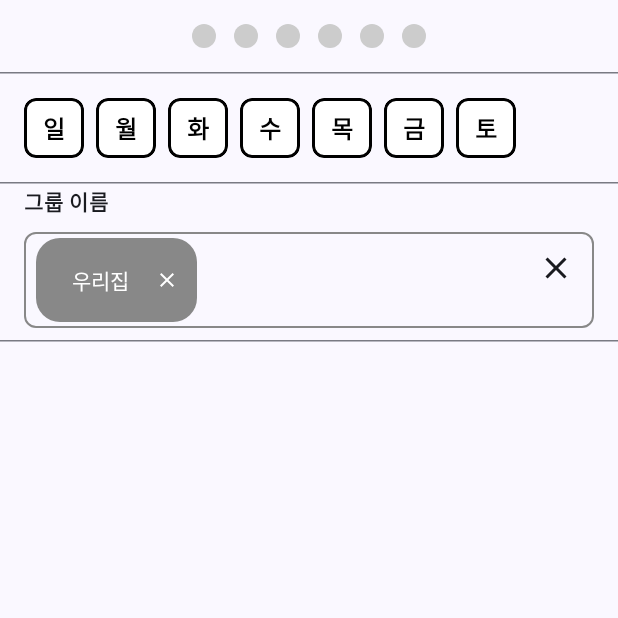
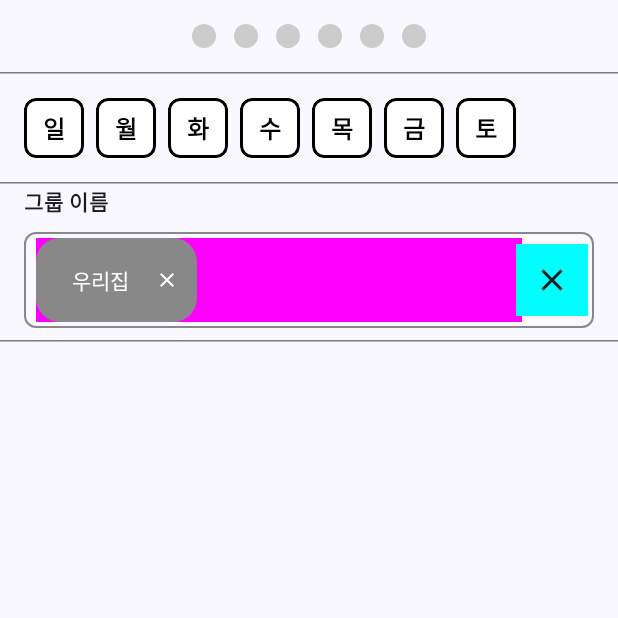
Before and after one commit to BWooRam/ComposeLayoutTest, an Android app built with Jetpack Compose: the screen it shows after launch (CustomUiTestActivity), after a tap on "우리집", on a phone screen of 412 x 824 dp, the top half of it. Run offline under Robolectric (Android 15) with nearby library versions, the phone set to English and light mode, and no system bars.

Commit message:
테스트 UI 추가

```diff
--- a/app/src/main/java/com/hyundaiht/composelayouttest/CustomUiTestActivity.kt
+++ b/app/src/main/java/com/hyundaiht/composelayouttest/CustomUiTestActivity.kt
@@ -37,6 +37,8 @@ class CustomUiTestActivity : ComponentActivity() {
                             .padding(innerPadding)
                             .verticalScroll(state)
                     ) {
+                        //테스트 필요 - 회전, 생명주기 등..
+
                         //비밀번호 입력 UI
                         var rememberPassword by remember { mutableStateOf("") }
                         PasswordDotsInputField(
--- a/app/src/main/java/com/hyundaiht/composelayouttest/ui/Tag.kt
+++ b/app/src/main/java/com/hyundaiht/composelayouttest/ui/Tag.kt
@@ -9,13 +9,16 @@ import androidx.compose.foundation.layout.Box
 import androidx.compose.foundation.layout.Column
 import androidx.compose.foundation.layout.ExperimentalLayoutApi
 import androidx.compose.foundation.layout.FlowRow
+import androidx.compose.foundation.layout.IntrinsicSize
 import androidx.compose.foundation.layout.Row
 import androidx.compose.foundation.layout.Spacer
+import androidx.compose.foundation.layout.defaultMinSize
 import androidx.compose.foundation.layout.fillMaxSize
 import androidx.compose.foundation.layout.fillMaxWidth
 import androidx.compose.foundation.layout.height
 import androidx.compose.foundation.layout.padding
 import androidx.compose.foundation.layout.size
+import androidx.compose.foundation.layout.width
 import androidx.compose.foundation.layout.wrapContentHeight
 import androidx.compose.foundation.shape.RoundedCornerShape
 import androidx.compose.foundation.text.BasicTextField
@@ -37,6 +40,7 @@ import androidx.compose.ui.graphics.Color
 import androidx.compose.ui.text.font.FontWeight
 import androidx.compose.ui.text.input.ImeAction
 import androidx.compose.ui.tooling.preview.Preview
+import androidx.compose.ui.unit.TextUnit
 import androidx.compose.ui.unit.dp
 import androidx.compose.ui.unit.sp
 
@@ -47,6 +51,8 @@ fun TagInputField(
     onCreatedTag: (String) -> Unit,
     onRemoveTag: (String) -> Unit,
     onClearTag: () -> Unit,
+    tagMaxSize: Int = 3,
+    tagMaxLength: Int = 20
 ) {
     var text by remember { mutableStateOf("") }
 
@@ -56,10 +62,6 @@ fun TagInputField(
             .fillMaxWidth()
             .wrapContentHeight()
     ) {
-        Text(text = "그룹 이름", fontWeight = FontWeight.Bold, fontSize = 14.sp)
-
-        Spacer(modifier = Modifier.height(8.dp))
-
         Box(
             modifier = Modifier
                 .border(1.dp, Color.Gray, RoundedCornerShape(8.dp))
@@ -74,9 +76,11 @@ fun TagInputField(
                 // 태그 리스트 (Chip 형태)
                 FlowRow(
                     modifier = Modifier
-                        .fillMaxWidth(0.9f)
+                        .weight(1f)
+                        .defaultMinSize(minHeight = 40.dp)
                         .wrapContentHeight()
-                        .align(Alignment.CenterVertically),
+                        .align(Alignment.CenterVertically)
+                        .background(Color.Magenta),
                     verticalArrangement = Arrangement.spacedBy(4.dp),
                     horizontalArrangement = Arrangement.spacedBy(8.dp)
                 ) {
@@ -89,7 +93,7 @@ fun TagInputField(
                     if (tags.size < 3) {
                         BasicTextField(
                             value = text,
-                            onValueChange = { if (it.length <= 20) text = it },
+                            onValueChange = { if (it.length <= tagMaxLength) text = it },
                             modifier = Modifier
                                 .weight(1f)
                                 .align(Alignment.CenterVertically),
@@ -97,7 +101,10 @@ fun TagInputField(
                                 imeAction = ImeAction.Done
                             ),
                             keyboardActions = KeyboardActions(onDone = {
-                                addTag(text, tags) { _ ->
+                                Log.d("TagInputField", "text = $text")
+                                val newTag = text.trim()
+                                if (newTag.isNotEmpty() && newTag !in tags && tags.size < tagMaxSize) {
+                                    Log.d("TagInputField", "onUpdate")
                                     onCreatedTag.invoke(text)
                                     text = ""
                                 }
@@ -107,22 +114,20 @@ fun TagInputField(
                     }
                 }
 
-                // X 버튼 (모든 태그 삭제)
-                IconButton(
-                    modifier = Modifier.size(40.dp, 40.dp),
-                    onClick = onClearTag
-                ) {
-                    Icon(Icons.Default.Close, contentDescription = "Clear tags")
+                if (tags.isNotEmpty()) {
+                    // X 버튼 (모든 태그 삭제)
+                    IconButton(
+                        modifier = Modifier
+                            .size(40.dp, 40.dp)
+                            .align(Alignment.CenterVertically)
+                            .background(Color.Cyan),
+                        onClick = onClearTag
+                    ) {
+                        Icon(imageVector = Icons.Default.Close, contentDescription = "Clear tags")
+                    }
                 }
             }
         }
-    }
-}
-
-private fun addTag(input: String, tags: List<String>, onUpdate: (List<String>) -> Unit) {
-    val newTag = input.trim()
-    if (newTag.isNotEmpty() && newTag !in tags && tags.size < 3) {
-        onUpdate(tags + newTag)
     }
 }
 
@@ -137,13 +142,20 @@ fun InputAndSelectTagScreen() {
     Log.d("tag", "InputAndSelectTagScreen rememberWaitingGroupTag = $rememberWaitingGroupTag")
 
     Column {
+        Text(
+            modifier = Modifier.padding(horizontal = 16.dp),
+            text = "그룹 이름",
+            fontWeight = FontWeight.Bold,
+            fontSize = 14.sp
+        )
+        Spacer(modifier = Modifier.height(8.dp))
         TagInputField(
             tags = rememberTargetGroupTag,
             onCreatedTag = {
                 Log.d("tag", "TagInputField onCreatedTag tag = $it")
                 rememberTargetGroupTag = rememberTargetGroupTag + it
 
-                if(rememberWaitingGroupTag.contains(it)){
+                if (rememberWaitingGroupTag.contains(it)) {
                     rememberWaitingGroupTag = rememberWaitingGroupTag - it
                 }
             },
@@ -151,7 +163,7 @@ fun InputAndSelectTagScreen() {
                 Log.d("tag", "TagInputField onRemoveTag tag = $it")
                 rememberTargetGroupTag = rememberTargetGroupTag - it
 
-                if(startGroupTag.contains(it) && !rememberWaitingGroupTag.contains(it)){
+                if (startGroupTag.contains(it) && !rememberWaitingGroupTag.contains(it)) {
                     rememberWaitingGroupTag = rememberWaitingGroupTag + it
                 }
             },
```
